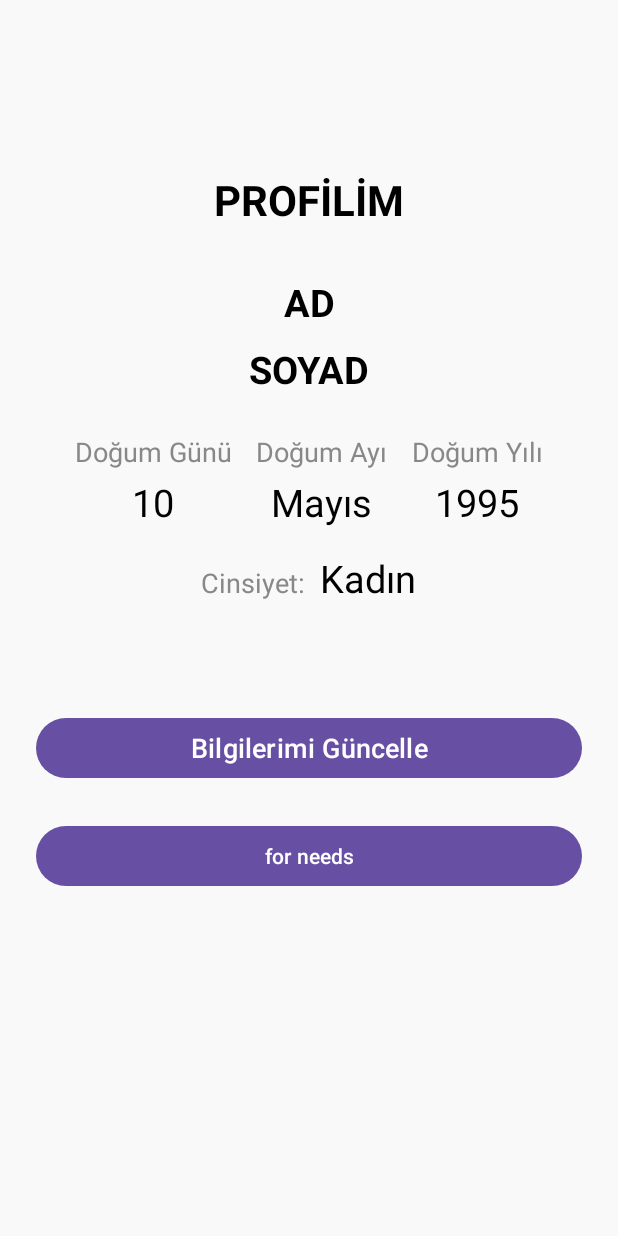
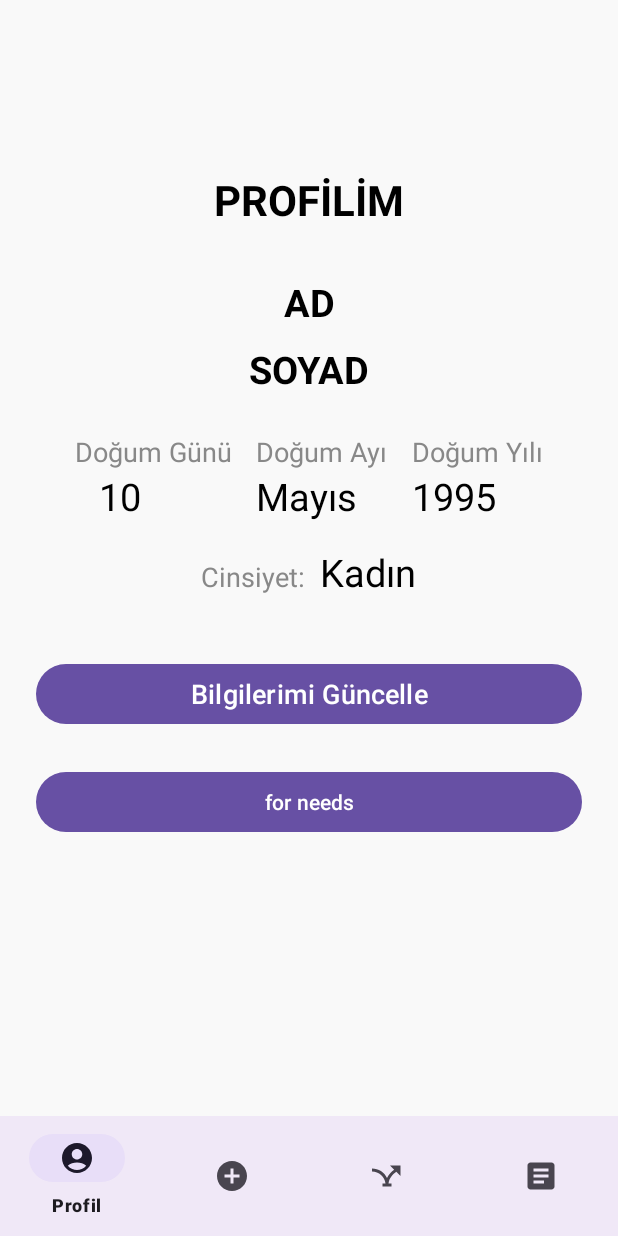
Before and after one commit to rsldrn/Deprem_Yardimlasma_Mobil_Uygulamasi, an Android app: the ProfileActivity screen opened directly, with no data from a screen before it, on a phone screen of 412 x 824 dp. Run offline under Robolectric (Android 15) with nearby library versions, the phone set to English and light mode, and no system bars; our stand-ins replace Volley; network calls fail; 1 statement that could not run was skipped.

Commit message:
Navigation Bar Added to Form

```diff
--- a/app/src/main/java/com/example/ceng106_oop/ApiClient.java
+++ b/app/src/main/java/com/example/ceng106_oop/ApiClient.java
@@ -3,7 +3,7 @@ import retrofit2.Retrofit;
 import retrofit2.converter.gson.GsonConverterFactory;
 
 public class ApiClient {
-    private static final String BASE_URL = "https://wutjjjjlbwpnwznbwcks.supabase.co/rest/v1/";
+    private static final String BASE_URL = "https://dcolkghkjgbriquchvza.supabase.co/rest/v1/";
     private static Retrofit retrofit = null;
 
     public static Retrofit getClient() {
--- a/app/src/main/java/com/example/ceng106_oop/ListActivity.java
+++ b/app/src/main/java/com/example/ceng106_oop/ListActivity.java
@@ -35,10 +35,8 @@ public class ListActivity extends AppCompatActivity {
     @Override
     protected void onCreate(Bundle savedInstanceState) {
         super.onCreate(savedInstanceState);
-        setContentView(R.layout.activity_main);
+        NavigationBar.setupNavigationBar(this, R.id.nav_profile);
         AppCompatDelegate.setDefaultNightMode(AppCompatDelegate.MODE_NIGHT_NO);
-
-        NavigationBar.setupNavigationBar(this);
 
         listView = findViewById(R.id.listView);
         adapter = new ArrayAdapter<>(this, android.R.layout.simple_list_item_1, veriAdiListesi);
--- a/app/src/main/java/com/example/ceng106_oop/Needs.java
+++ b/app/src/main/java/com/example/ceng106_oop/Needs.java
@@ -1,6 +1,10 @@
 package com.example.ceng106_oop;
 
+import com.google.gson.annotations.SerializedName;
+
 public class Needs {
+    @SerializedName("user_id")
+    public String user_id;
     public String category;
     public String item;
     public String province;
--- a/app/src/main/java/com/example/ceng106_oop/ProfileActivity.java
+++ b/app/src/main/java/com/example/ceng106_oop/ProfileActivity.java
@@ -42,6 +42,7 @@ public class ProfileActivity extends AppCompatActivity {
         super.onCreate(savedInstanceState);
         setContentView(R.layout.activity_profile);
 
+        NavigationBar.setupNavigationBar(this, R.id.nav_profile);
         // TextView'leri bağla
         textViewName = findViewById(R.id.textViewName);
         textViewSurname = findViewById(R.id.textViewSurname);
@@ -57,6 +58,7 @@ public class ProfileActivity extends AppCompatActivity {
 
         buttonNeeds.setOnClickListener(view -> {
             Intent intent = new Intent(ProfileActivity.this, NeedsFormActivity.class);
+            intent.putExtra("id", getIntent().getStringExtra("id")); // ← id burada veriliyor
             startActivity(intent);
         });
 
--- a/app/src/main/java/com/example/ceng106_oop/SupabaseService.java
+++ b/app/src/main/java/com/example/ceng106_oop/SupabaseService.java
@@ -15,33 +15,33 @@ public interface SupabaseService {
 
     @Headers({
             "Content-Type: application/json",
-            "apikey: eyJhbGciOiJIUzI1NiIsInR5cCI6IkpXVCJ9.eyJpc3MiOiJzdXBhYmFzZSIsInJlZiI6Ind1dGpqampsYndwbnd6bmJ3Y2tzIiwicm9sZSI6InNlcnZpY2Vfcm9sZSIsImlhdCI6MTc0NTM5Mzc0OCwiZXhwIjoyMDYwOTY5NzQ4fQ.FSzyUvY7tKV-kewlTy-84xQk7HpCqirdCelkymoUrMI",
-            "Authorization: Bearer eyJhbGciOiJIUzI1NiIsInR5cCI6IkpXVCJ9.eyJpc3MiOiJzdXBhYmFzZSIsInJlZiI6Ind1dGpqampsYndwbnd6bmJ3Y2tzIiwicm9sZSI6InNlcnZpY2Vfcm9sZSIsImlhdCI6MTc0NTM5Mzc0OCwiZXhwIjoyMDYwOTY5NzQ4fQ.FSzyUvY7tKV-kewlTy-84xQk7HpCqirdCelkymoUrMI",
+            "apikey: eyJhbGciOiJIUzI1NiIsInR5cCI6IkpXVCJ9.eyJpc3MiOiJzdXBhYmFzZSIsInJlZiI6ImRjb2xrZ2hramdicmlxdWNodnphIiwicm9sZSI6ImFub24iLCJpYXQiOjE3NDY4MDgyNjgsImV4cCI6MjA2MjM4NDI2OH0.H1w4ZUG24RATNi3_At778X2c01R-twxpvKz8mBHLrYg",
+            "Authorization: Bearer eyJhbGciOiJIUzI1NiIsInR5cCI6IkpXVCJ9.eyJpc3MiOiJzdXBhYmFzZSIsInJlZiI6ImRjb2xrZ2hramdicmlxdWNodnphIiwicm9sZSI6ImFub24iLCJpYXQiOjE3NDY4MDgyNjgsImV4cCI6MjA2MjM4NDI2OH0.H1w4ZUG24RATNi3_At778X2c01R-twxpvKz8mBHLrYg",
             "Prefer: return=minimal"
     })
-    @POST("oturum")
+    @POST("users")
     Call<Void> registerUser(@Body UserModel user);
 
     @Headers({
-            "apikey: eyJhbGciOiJIUzI1NiIsInR5cCI6IkpXVCJ9.eyJpc3MiOiJzdXBhYmFzZSIsInJlZiI6Ind1dGpqampsYndwbnd6bmJ3Y2tzIiwicm9sZSI6InNlcnZpY2Vfcm9sZSIsImlhdCI6MTc0NTM5Mzc0OCwiZXhwIjoyMDYwOTY5NzQ4fQ.FSzyUvY7tKV-kewlTy-84xQk7HpCqirdCelkymoUrMI",
-            "Authorization: Bearer eyJhbGciOiJIUzI1NiIsInR5cCI6IkpXVCJ9.eyJpc3MiOiJzdXBhYmFzZSIsInJlZiI6Ind1dGpqampsYndwbnd6bmJ3Y2tzIiwicm9sZSI6InNlcnZpY2Vfcm9sZSIsImlhdCI6MTc0NTM5Mzc0OCwiZXhwIjoyMDYwOTY5NzQ4fQ.FSzyUvY7tKV-kewlTy-84xQk7HpCqirdCelkymoUrMI"
+            "apikey: eyJhbGciOiJIUzI1NiIsInR5cCI6IkpXVCJ9.eyJpc3MiOiJzdXBhYmFzZSIsInJlZiI6ImRjb2xrZ2hramdicmlxdWNodnphIiwicm9sZSI6ImFub24iLCJpYXQiOjE3NDY4MDgyNjgsImV4cCI6MjA2MjM4NDI2OH0.H1w4ZUG24RATNi3_At778X2c01R-twxpvKz8mBHLrYg",
+            "Authorization: Bearer eyJhbGciOiJIUzI1NiIsInR5cCI6IkpXVCJ9.eyJpc3MiOiJzdXBhYmFzZSIsInJlZiI6ImRjb2xrZ2hramdicmlxdWNodnphIiwicm9sZSI6ImFub24iLCJpYXQiOjE3NDY4MDgyNjgsImV4cCI6MjA2MjM4NDI2OH0.H1w4ZUG24RATNi3_At778X2c01R-twxpvKz8mBHLrYg"
     })
-    @GET("oturum")
+    @GET("users")
     Call<List<UserModel>> getUsersByUsername(@Query("username") String username, @Query("select") String select);
 
 
     @Headers({
-            "apikey: eyJhbGciOiJIUzI1NiIsInR5cCI6IkpXVCJ9.eyJpc3MiOiJzdXBhYmFzZSIsInJlZiI6Ind1dGpqampsYndwbnd6bmJ3Y2tzIiwicm9sZSI6InNlcnZpY2Vfcm9sZSIsImlhdCI6MTc0NTM5Mzc0OCwiZXhwIjoyMDYwOTY5NzQ4fQ.FSzyUvY7tKV-kewlTy-84xQk7HpCqirdCelkymoUrMI",
-            "Authorization: Bearer eyJhbGciOiJIUzI1NiIsInR5cCI6IkpXVCJ9.eyJpc3MiOiJzdXBhYmFzZSIsInJlZiI6Ind1dGpqampsYndwbnd6bmJ3Y2tzIiwicm9sZSI6InNlcnZpY2Vfcm9sZSIsImlhdCI6MTc0NTM5Mzc0OCwiZXhwIjoyMDYwOTY5NzQ4fQ.FSzyUvY7tKV-kewlTy-84xQk7HpCqirdCelkymoUrMI",
+            "apikey: eyJhbGciOiJIUzI1NiIsInR5cCI6IkpXVCJ9.eyJpc3MiOiJzdXBhYmFzZSIsInJlZiI6ImRjb2xrZ2hramdicmlxdWNodnphIiwicm9sZSI6ImFub24iLCJpYXQiOjE3NDY4MDgyNjgsImV4cCI6MjA2MjM4NDI2OH0.H1w4ZUG24RATNi3_At778X2c01R-twxpvKz8mBHLrYg",
+            "Authorization: Bearer eyJhbGciOiJIUzI1NiIsInR5cCI6IkpXVCJ9.eyJpc3MiOiJzdXBhYmFzZSIsInJlZiI6ImRjb2xrZ2hramdicmlxdWNodnphIiwicm9sZSI6ImFub24iLCJpYXQiOjE3NDY4MDgyNjgsImV4cCI6MjA2MjM4NDI2OH0.H1w4ZUG24RATNi3_At778X2c01R-twxpvKz8mBHLrYg",
             "Content-Type: application/json"
     })
-    @PATCH("oturum")
+    @PATCH("users")
     Call<Void> updateUserById(@Query("id") String id, @Body UserModel user);
     @Headers({
-            "apikey: eyJhbGciOiJIUzI1NiIsInR5cCI6IkpXVCJ9.eyJpc3MiOiJzdXBhYmFzZSIsInJlZiI6Ind1dGpqampsYndwbnd6bmJ3Y2tzIiwicm9sZSI6InNlcnZpY2Vfcm9sZSIsImlhdCI6MTc0NTM5Mzc0OCwiZXhwIjoyMDYwOTY5NzQ4fQ.FSzyUvY7tKV-kewlTy-84xQk7HpCqirdCelkymoUrMI",
-            "Authorization: Bearer eyJhbGciOiJIUzI1NiIsInR5cCI6IkpXVCJ9.eyJpc3MiOiJzdXBhYmFzZSIsInJlZiI6Ind1dGpqampsYndwbnd6bmJ3Y2tzIiwicm9sZSI6InNlcnZpY2Vfcm9sZSIsImlhdCI6MTc0NTM5Mzc0OCwiZXhwIjoyMDYwOTY5NzQ4fQ.FSzyUvY7tKV-kewlTy-84xQk7HpCqirdCelkymoUrMI"
+            "apikey: eyJhbGciOiJIUzI1NiIsInR5cCI6IkpXVCJ9.eyJpc3MiOiJzdXBhYmFzZSIsInJlZiI6ImRjb2xrZ2hramdicmlxdWNodnphIiwicm9sZSI6ImFub24iLCJpYXQiOjE3NDY4MDgyNjgsImV4cCI6MjA2MjM4NDI2OH0.H1w4ZUG24RATNi3_At778X2c01R-twxpvKz8mBHLrYg",
+            "Authorization: Bearer eyJhbGciOiJIUzI1NiIsInR5cCI6IkpXVCJ9.eyJpc3MiOiJzdXBhYmFzZSIsInJlZiI6ImRjb2xrZ2hramdicmlxdWNodnphIiwicm9sZSI6ImFub24iLCJpYXQiOjE3NDY4MDgyNjgsImV4cCI6MjA2MjM4NDI2OH0.H1w4ZUG24RATNi3_At778X2c01R-twxpvKz8mBHLrYg"
     })
-    @GET("oturum")
+    @GET("users")
     Call<List<UserModel>> getUserById(@Query("id") String id);
     //
 
--- a/app/src/main/res/layout/activity_profile.xml
+++ b/app/src/main/res/layout/activity_profile.xml
@@ -1,13 +1,38 @@
 <?xml version="1.0" encoding="utf-8"?>
-<LinearLayout xmlns:android="http://schemas.android.com/apk/res/android"
+<androidx.constraintlayout.widget.ConstraintLayout
+    xmlns:android="http://schemas.android.com/apk/res/android"
+    xmlns:app="http://schemas.android.com/apk/res-auto"
     android:layout_width="match_parent"
     android:layout_height="match_parent"
-    android:orientation="vertical"
-    android:padding="24dp"
-    android:gravity="center_horizontal"
     android:background="#F9F9F9">
 
-    <!-- Başlık -->
+    <!-- Fragment Container -->
+    <FrameLayout
+        android:id="@+id/fragment_container"
+        android:layout_width="0dp"
+        android:layout_height="0dp"
+        app:layout_constraintTop_toTopOf="parent"
+        app:layout_constraintBottom_toTopOf="@id/bottom_navigation"
+        app:layout_constraintStart_toStartOf="parent"
+        app:layout_constraintEnd_toEndOf="parent" />
+
+    <!-- Profil içeriği (fragment içinde gösterilecekse burayı başka XML'e taşıyabilirsin) -->
+    <ScrollView
+        android:id="@+id/profileContent"
+        android:layout_width="0dp"
+        android:layout_height="0dp"
+        android:padding="24dp"
+        app:layout_constraintTop_toTopOf="parent"
+        app:layout_constraintBottom_toTopOf="@id/bottom_navigation"
+        app:layout_constraintStart_toStartOf="parent"
+        app:layout_constraintEnd_toEndOf="parent">
+
+        <LinearLayout
+            android:layout_width="match_parent"
+            android:layout_height="wrap_content"
+            android:orientation="vertical"
+            android:gravity="center_horizontal">
+
             <TextView
                 android:id="@+id/editTextText"
                 android:layout_width="wrap_content"
@@ -19,7 +44,6 @@
                 android:layout_marginTop="90dp"
                 android:layout_marginBottom="32dp" />
 
-    <!-- Kullanıcı Bilgileri -->
             <TextView
                 android:id="@+id/textViewName"
                 android:layout_width="match_parent"
@@ -44,7 +68,7 @@
                 android:textColor="#000000"
                 android:layout_marginBottom="25dp" />
 
-    <!-- Doğum Bilgileri (Yatay Düzen) -->
+            <!-- Doğum Bilgileri (yatay) -->
             <LinearLayout
                 android:layout_width="match_parent"
                 android:layout_height="wrap_content"
@@ -52,21 +76,17 @@
                 android:gravity="center_horizontal"
                 android:layout_marginBottom="16dp">
 
-        <!-- Doğum Günü -->
                 <LinearLayout
                     android:layout_width="wrap_content"
                     android:layout_height="wrap_content"
                     android:orientation="vertical"
-            android:gravity="center_horizontal"
                     android:layout_marginEnd="16dp">
                     <TextView
                         android:layout_width="wrap_content"
                         android:layout_height="wrap_content"
                         android:text="Doğum Günü"
                         android:textSize="18sp"
-                android:textColor="#888888"
-                android:layout_marginBottom="4dp" />
-
+                        android:textColor="#888888" />
                     <TextView
                         android:id="@+id/textViewBirthDay"
                         android:layout_width="60dp"
@@ -77,21 +97,17 @@
                         android:gravity="center" />
                 </LinearLayout>
 
-        <!-- Doğum Ayı -->
                 <LinearLayout
                     android:layout_width="wrap_content"
                     android:layout_height="wrap_content"
                     android:orientation="vertical"
-            android:gravity="center_horizontal"
                     android:layout_marginEnd="16dp">
                     <TextView
                         android:layout_width="wrap_content"
                         android:layout_height="wrap_content"
                         android:text="Doğum Ayı"
                         android:textSize="18sp"
-                android:textColor="#888888"
-                android:layout_marginBottom="4dp" />
-
+                        android:textColor="#888888" />
                     <TextView
                         android:id="@+id/textViewBirthMonth"
                         android:layout_width="wrap_content"
@@ -102,20 +118,16 @@
                         android:gravity="center" />
                 </LinearLayout>
 
-        <!-- Doğum Yılı -->
                 <LinearLayout
                     android:layout_width="wrap_content"
                     android:layout_height="wrap_content"
-            android:orientation="vertical"
-            android:gravity="center_horizontal">
+                    android:orientation="vertical">
                     <TextView
                         android:layout_width="wrap_content"
                         android:layout_height="wrap_content"
                         android:text="Doğum Yılı"
                         android:textSize="18sp"
-                android:textColor="#888888"
-                android:layout_marginBottom="4dp" />
-
+                        android:textColor="#888888" />
                     <TextView
                         android:id="@+id/textViewBirthYear"
                         android:layout_width="wrap_content"
@@ -127,32 +139,29 @@
                 </LinearLayout>
             </LinearLayout>
 
-    <!-- Cinsiyet Bilgisi -->
+            <!-- Cinsiyet -->
             <LinearLayout
                 android:layout_width="match_parent"
                 android:layout_height="wrap_content"
                 android:orientation="horizontal"
-        android:gravity="center_horizontal"
-        android:layout_marginBottom="0dp">
+                android:gravity="center_horizontal">
                 <TextView
                     android:layout_width="wrap_content"
                     android:layout_height="wrap_content"
-            android:layout_marginBottom="4dp"
                     android:text="Cinsiyet:"
                     android:textColor="#888888"
                     android:textSize="18sp"
-            android:layout_marginEnd="10dp"/>
-
+                    android:layout_marginEnd="10dp" />
                 <TextView
                     android:id="@+id/textViewGender"
                     android:layout_width="wrap_content"
                     android:layout_height="wrap_content"
-            android:layout_marginBottom="32dp"
                     android:text="Kadın"
                     android:textColor="#000000"
                     android:textSize="25sp" />
             </LinearLayout>
-    <!-- Güncelleme Butonu -->
+
+            <!-- Butonlar -->
             <Button
                 android:id="@+id/buttonUpdateInfo"
                 android:layout_width="match_parent"
@@ -169,3 +178,16 @@
                 android:layout_height="wrap_content"
                 android:text="for needs" />
         </LinearLayout>
+    </ScrollView>
+
+    <!-- Bottom Navigation -->
+    <com.google.android.material.bottomnavigation.BottomNavigationView
+        android:id="@+id/bottom_navigation"
+        android:layout_width="0dp"
+        android:layout_height="wrap_content"
+        android:background="?android:attr/windowBackground"
+        app:menu="@menu/bottom_nav_menu"
+        app:layout_constraintBottom_toBottomOf="parent"
+        app:layout_constraintStart_toStartOf="parent"
+        app:layout_constraintEnd_toEndOf="parent"/>
+</androidx.constraintlayout.widget.ConstraintLayout>
```
Also changed, not shown: app/src/main/java/com/example/ceng106_oop/NeedsFormActivity.java (+21 -0 lines), app/src/main/java/com/example/ceng106_oop/OturumActivity.java (+7 -0 lines), app/src/main/res/layout/activity_needs_form.xml (+29 -9 lines). Lines whose indentation alone changed are shown as unchanged.
